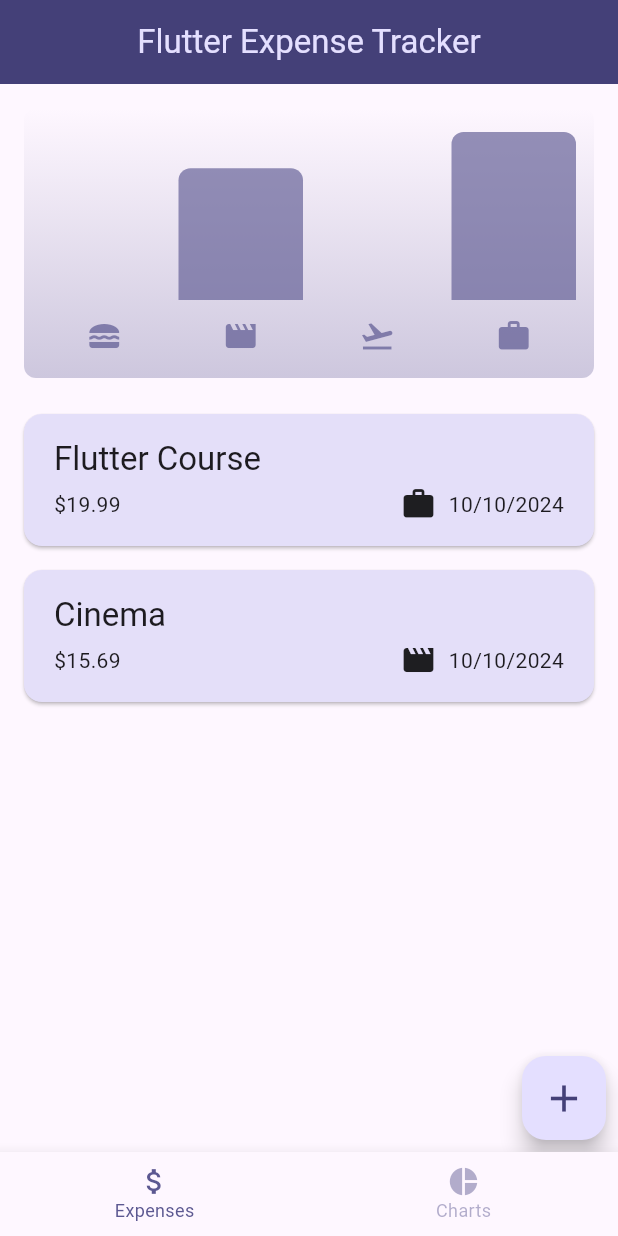
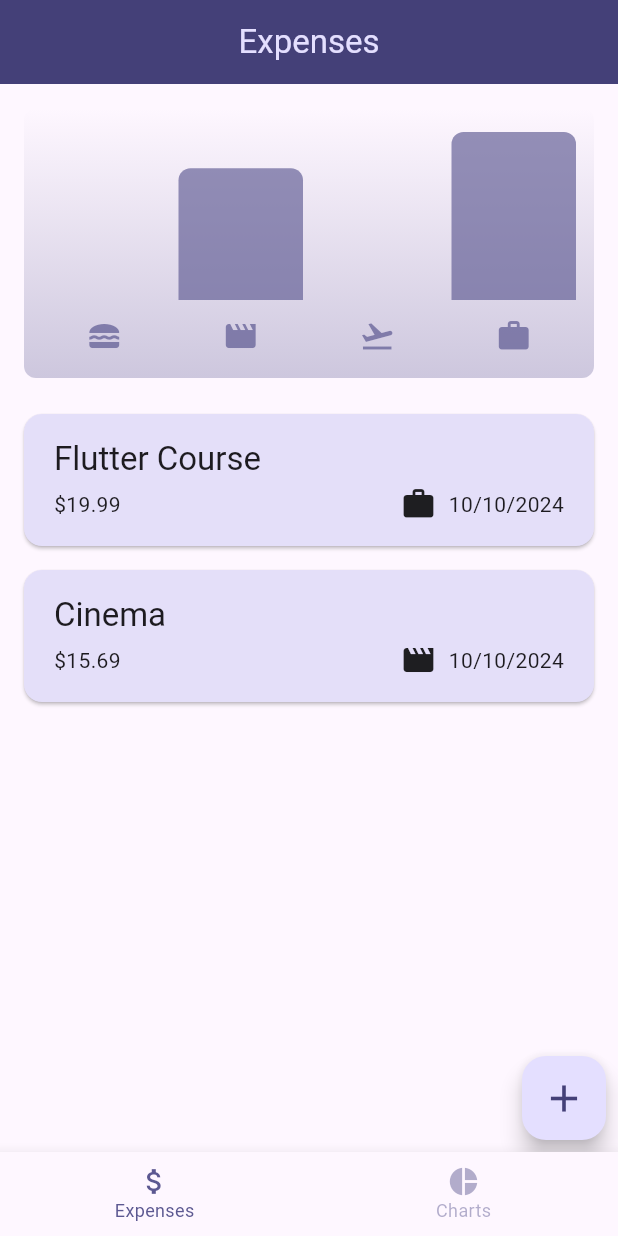
Before and after one commit to Mclovin0213/expense_app, a Flutter app: the screen it shows after launch, on a phone screen of 412 x 824 dp. Run offline on Flutter 3.47's test engine with Material 3 defaults, Android fonts, the phone set to English and light mode, and no system bars.

Commit message:
add dynamic titles

```diff
--- a/lib/app_route.dart
+++ b/lib/app_route.dart
@@ -16,6 +16,10 @@ class _AppRouteState extends State<AppRoute> {
     ChartPage()
   ];
 
+  static final List<String> _pageTitles = [
+    "Expenses",
+    "Charts"
+  ];
 
   void _onItemTapped(int index) {
     setState(() {
@@ -27,7 +31,7 @@ class _AppRouteState extends State<AppRoute> {
   Widget build(BuildContext context) {
     return Scaffold(
       appBar: AppBar(
-        title: Text("Flutter Expense Tracker"),
+        title: Text(_pageTitles[_selectedIndex]),
         centerTitle: true,
       ),
       body: Center(
```
